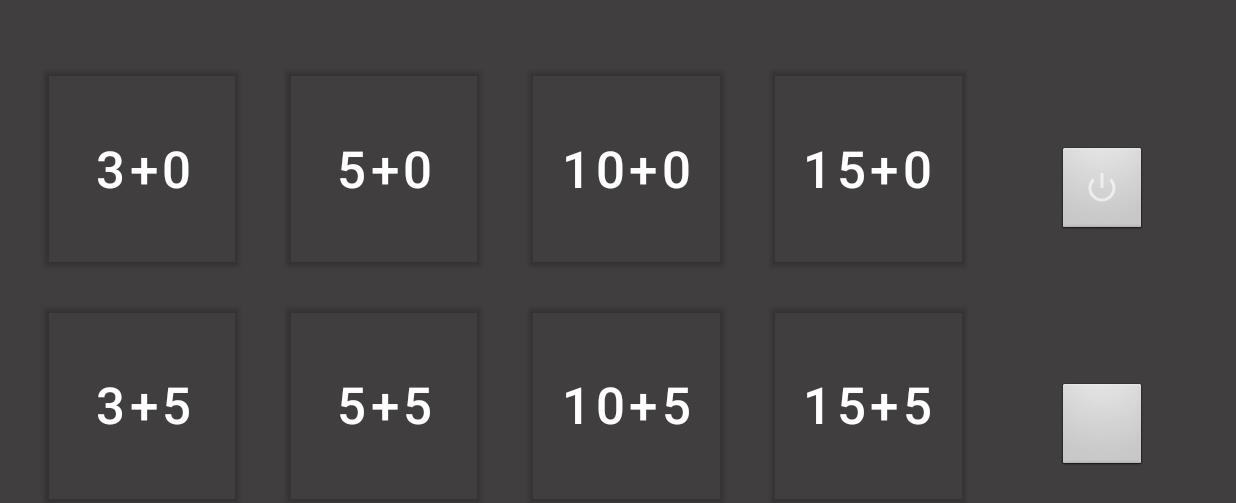
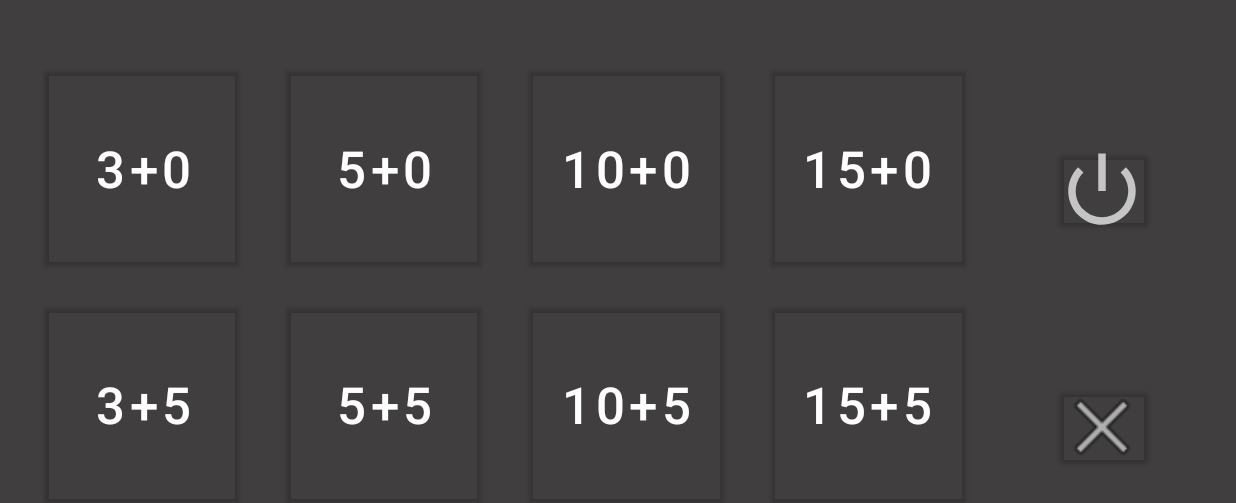
Before and after one commit to linuxswords/ChessClock, an Android app: the SettingsActivity screen opened directly, with no data from a screen before it, on a phone screen of 824 x 412 dp (held sideways). Shown: the top 503 px of the screen. Run offline under Robolectric (Android 15) with nearby library versions, the phone set to English and light mode, and no system bars.

Commit message:
settins UI: same button style for cancel/exit as time settings

```diff
--- a/app/src/main/res/layout/activity_settings.xml
+++ b/app/src/main/res/layout/activity_settings.xml
@@ -171,24 +171,38 @@
     app:rippleColor="#33AAAAAA"
     app:strokeColor="#FFFFFF"
     app:strokeWidth="2dp"/>
-  <ImageButton
+  <com.google.android.material.button.MaterialButton
     android:id="@+id/exitButton"
     android:layout_width="60dp"
     android:layout_height="60dp"
+    android:paddingTop="10dp"
+    android:foreground="@android:drawable/ic_lock_power_off"
+    android:includeFontPadding="true"
     android:src="@android:drawable/ic_lock_power_off"
+    android:theme="@style/Theme.MaterialComponents"
+    app:backgroundTint="@android:color/transparent"
     app:layout_constraintBottom_toTopOf="@+id/settingsCancelButton"
     app:layout_constraintEnd_toEndOf="parent"
     app:layout_constraintHorizontal_bias="0.922"
     app:layout_constraintStart_toStartOf="parent"
-    app:layout_constraintTop_toTopOf="parent"/>
-  <ImageButton
+    app:layout_constraintTop_toTopOf="parent"
+    app:rippleColor="#33AAAAAA"
+    app:strokeColor="#FFFFFF"
+    app:strokeWidth="0dp"/>
+  <com.google.android.material.button.MaterialButton
     android:id="@+id/settingsCancelButton"
     android:layout_width="60dp"
     android:layout_height="60dp"
+    android:foreground="@android:drawable/ic_menu_close_clear_cancel"
+    android:theme="@style/Theme.MaterialComponents"
+    app:backgroundTint="@android:color/transparent"
     app:layout_constraintBottom_toBottomOf="parent"
     app:layout_constraintEnd_toEndOf="parent"
     app:layout_constraintHorizontal_bias="0.922"
     app:layout_constraintStart_toStartOf="parent"
     app:layout_constraintTop_toBottomOf="@+id/exitButton"
-    app:srcCompat="@android:drawable/ic_menu_close_clear_cancel"/>
+    app:rippleColor="#33AAAAAA"
+    app:srcCompat="@android:drawable/ic_menu_close_clear_cancel"
+    app:strokeColor="#FFFFFF"
+    app:strokeWidth="0dp"/>
 </androidx.constraintlayout.widget.ConstraintLayout>
```
